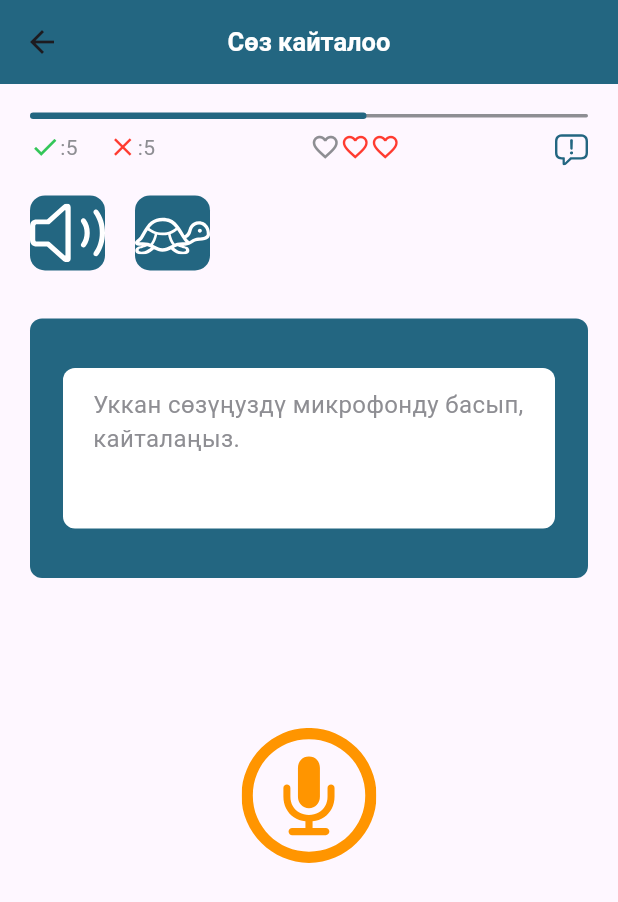
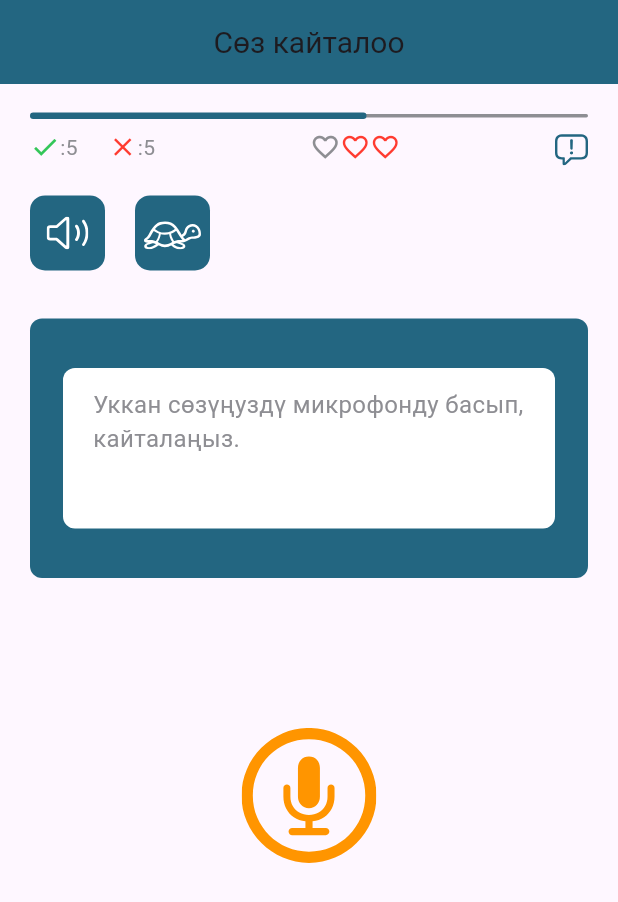
Before and after one commit to Cholponai01/iqro_app1, a Flutter app: the RepeatWordsPage screen opened directly, on a phone screen of 412 x 824 dp. Shown: the top 902 px of the screen. Run offline on Flutter 3.47's test engine with Material 3 defaults, Android fonts, the phone set to English and light mode, and no system bars; our stand-ins replace auto_route, bloc, dio, equatable, flutter_svg, get_it.

Commit message:
clean code

```diff
--- a/lib/features/profile/presentation/pages/home/home_page.dart
+++ b/lib/features/profile/presentation/pages/home/home_page.dart
@@ -130,9 +130,6 @@ class _HomePageState extends State<HomePage> {
                                 maxLines: 4,
                               ),
                             ),
-                            // const SizedBox(
-                            //   width: 3,
-                            // ),
                             SizedBox(
                               width: 109,
                               child: Image.asset("assets/images/islam.png"),
--- a/lib/features/profile/presentation/pages/repeat_words/repeat_words.dart
+++ b/lib/features/profile/presentation/pages/repeat_words/repeat_words.dart
@@ -0,0 +1 @@
+export 'repeat_words_page.dart';
--- a/lib/features/profile/presentation/pages/repeat_words/repeat_words_page.dart
+++ b/lib/features/profile/presentation/pages/repeat_words/repeat_words_page.dart
@@ -18,14 +18,7 @@ class _MechitPageState extends State<RepeatWordsPage> {
   Widget build(BuildContext context) {
     return Scaffold(
         appBar: AppBar(
-          title: const Text(
-            "Сөз кайталоо",
-            style: TextStyle(
-                color: AppColors.white,
-                fontSize: 17,
-                fontWeight: FontWeight.w600),
-          ),
-          backgroundColor: AppColors.bgColor,
+          title: const Text("Сөз кайталоо"),
         ),
         body: Padding(
           padding: const EdgeInsets.only(left: 20, top: 20, right: 20),
@@ -35,31 +28,32 @@ class _MechitPageState extends State<RepeatWordsPage> {
               sizeVertical(20),
               Row(
                 children: [
-                  Container(
+                  SizedBox(
                     width: 50,
                     height: 50,
+                    child: DecoratedBox(
                       decoration: BoxDecoration(
                           color: AppColors.bgColor,
-                      borderRadius: BorderRadius.circular(10),
+                          borderRadius: BorderRadius.circular(10.0)),
+                      child: Padding(
+                        padding: const EdgeInsets.fromLTRB(11, 14, 11, 14),
+                        child:
+                            SvgPicture.asset("assets/images/speaker_wave.svg"),
                       ),
-                    child: SvgPicture.asset(
-                      "assets/images/speaker_wave.svg",
-                      width: 38,
-                      height: 22,
                     ),
                   ),
                   sizeHorizontal(20),
-                  Container(
+                  SizedBox(
                     width: 50,
                     height: 50,
+                    child: DecoratedBox(
                       decoration: BoxDecoration(
                           color: AppColors.bgColor,
-                      borderRadius: BorderRadius.circular(10),
+                          borderRadius: BorderRadius.circular(10.0)),
+                      child: Padding(
+                        padding: const EdgeInsets.fromLTRB(6, 14, 6, 14),
+                        child: SvgPicture.asset("assets/images/tortoise.svg"),
                       ),
-                    child: SvgPicture.asset(
-                      "assets/images/tortoise.svg",
-                      width: 38,
-                      height: 22,
                     ),
                   ),
                 ],
--- a/lib/features/profile/presentation/widgets/dua_row_widget/dua_row_widget.dart
+++ b/lib/features/profile/presentation/widgets/dua_row_widget/dua_row_widget.dart
@@ -1,6 +1,7 @@
 import 'package:flutter/material.dart';
 import 'package:flutter_svg/svg.dart';
 import 'package:iqro/config/theme/app_colors.dart';
+import 'package:iqro/config/theme/sized_func.dart';
 
 class DuaRowWidget extends StatefulWidget {
   const DuaRowWidget({
@@ -21,7 +22,7 @@ class _DuaRowWidgetState extends State<DuaRowWidget> {
       child: Row(
         children: [
           SvgPicture.asset('assets/dua_svg/home.svg'),
-          const SizedBox(width: 8),
+          sizeHorizontal(8.0),
           Text(
             widget.title,
             style: const TextStyle(
--- a/lib/features/profile/presentation/widgets/premium_container_widget/custom_container_akysyz.dart
+++ b/lib/features/profile/presentation/widgets/premium_container_widget/custom_container_akysyz.dart
@@ -24,9 +24,10 @@ class _CustomContainerAkysyzState extends State<CustomContainerAkysyz> {
   @override
   Widget build(BuildContext context) {
     var theme = ThemeData();
-    return Container(
+    return SizedBox(
       width: 172,
       height: 257,
+      child: DecoratedBox(
         decoration: BoxDecoration(
           borderRadius: BorderRadius.circular(10),
           border: Border.all(
@@ -45,7 +46,7 @@ class _CustomContainerAkysyzState extends State<CustomContainerAkysyz> {
               child: ListView.builder(
                   itemCount: akysyz.length,
                   itemBuilder: (BuildContext context, int index) {
-                  return Container(
+                    return SizedBox(
                       height: Checkbox.width + 10,
                       child: Row(
                         children: [
@@ -83,6 +84,7 @@ class _CustomContainerAkysyzState extends State<CustomContainerAkysyz> {
             ),
           ],
         ),
+      ),
     );
   }
 }
--- a/lib/features/profile/presentation/widgets/quran_row_widget/quran_row_widget.dart
+++ b/lib/features/profile/presentation/widgets/quran_row_widget/quran_row_widget.dart
@@ -1,6 +1,7 @@
 import 'package:flutter/material.dart';
 import 'package:flutter_svg/svg.dart';
 import 'package:iqro/config/theme/app_colors.dart';
+import 'package:iqro/config/theme/sized_func.dart';
 
 class QuranRowWidget extends StatefulWidget {
   const QuranRowWidget(
@@ -36,9 +37,7 @@ class _QuranRowWidgetState extends State<QuranRowWidget> {
               ),
             ],
           ),
-          const SizedBox(
-            width: 7,
-          ),
+          sizeVertical(7.0),
           Expanded(
             child: Row(
               mainAxisAlignment: MainAxisAlignment.spaceBetween,
--- a/lib/main.dart
+++ b/lib/main.dart
@@ -20,7 +20,7 @@ class MyApp extends StatelessWidget {
       title: "Hello",
       theme: theme,
       debugShowCheckedModeBanner: false,
-      home: HomePage(),
+      home: RepeatWordsPage(),
     );
   }
 }
```
Also changed, not shown: lib/features/profile/presentation/widgets/home_screen_widgets/time_container.dart (+5 -2 lines), lib/features/profile/presentation/widgets/premium_container_widget/custom_container_premium.dart (+7 -4 lines), 4 other files. Lines whose indentation alone changed are shown as unchanged.
